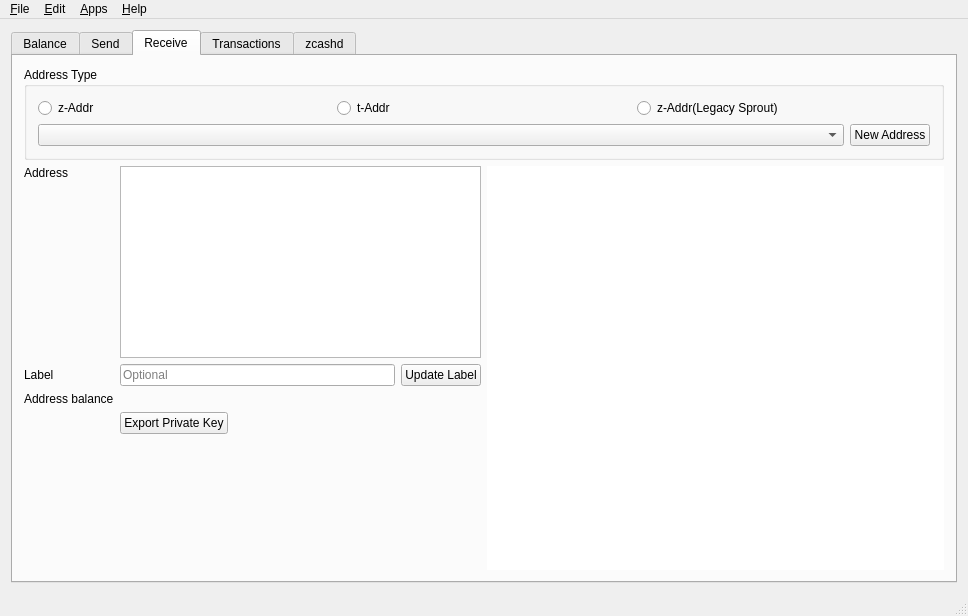
Old version of the form src/mainwindow.ui in the repository z-bitcoinz/BitcoinZ_Blue.
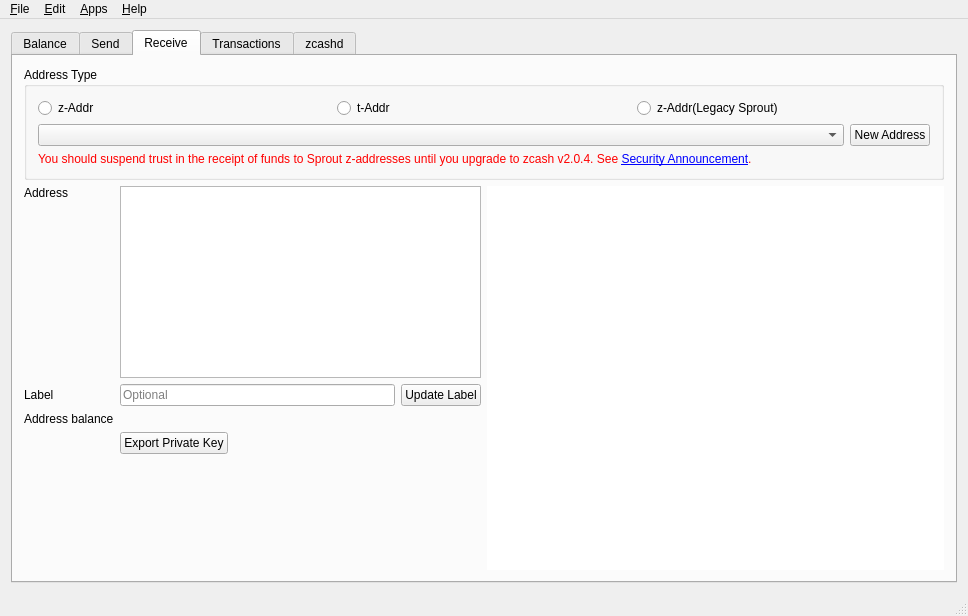
New version of the form. The open tabs and pages were chosen to show the change. Icons and pictures are not drawn. Custom widgets are drawn as their Qt base class.

Commit message: Show Sprout security warning

Diff of the .ui file:
```diff
--- a/src/mainwindow.ui
+++ b/src/mainwindow.ui
@@ -730,6 +730,25 @@
                </item>
               </layout>
              </item>
+             <item>
+              <widget class="QLabel" name="lblSproutWarning">
+               <property name="styleSheet">
+                <string notr="true">color: red;</string>
+               </property>
+               <property name="text">
+                <string>&lt;html&gt;&lt;head/&gt;&lt;body&gt;&lt;p&gt;You should suspend trust in the receipt of funds to Sprout z-addresses until you upgrade to zcash v2.0.4. See &lt;a href=&quot;https://z.cash/support/security/announcements/security-announcement-2019-03-19/&quot;&gt;&lt;span style=&quot; text-decoration: underline; color:#0000ff;&quot;&gt;Security Announcement&lt;/span&gt;&lt;/a&gt;.&lt;/p&gt;&lt;/body&gt;&lt;/html&gt;</string>
+               </property>
+               <property name="textFormat">
+                <enum>Qt::RichText</enum>
+               </property>
+               <property name="wordWrap">
+                <bool>true</bool>
+               </property>
+               <property name="textInteractionFlags">
+                <set>Qt::TextBrowserInteraction</set>
+               </property>
+              </widget>
+             </item>
             </layout>
            </widget>
           </item>
```
Left out of the diff: 4 changed lines with no effect on the pictures. The commit also changes 3 other files.
